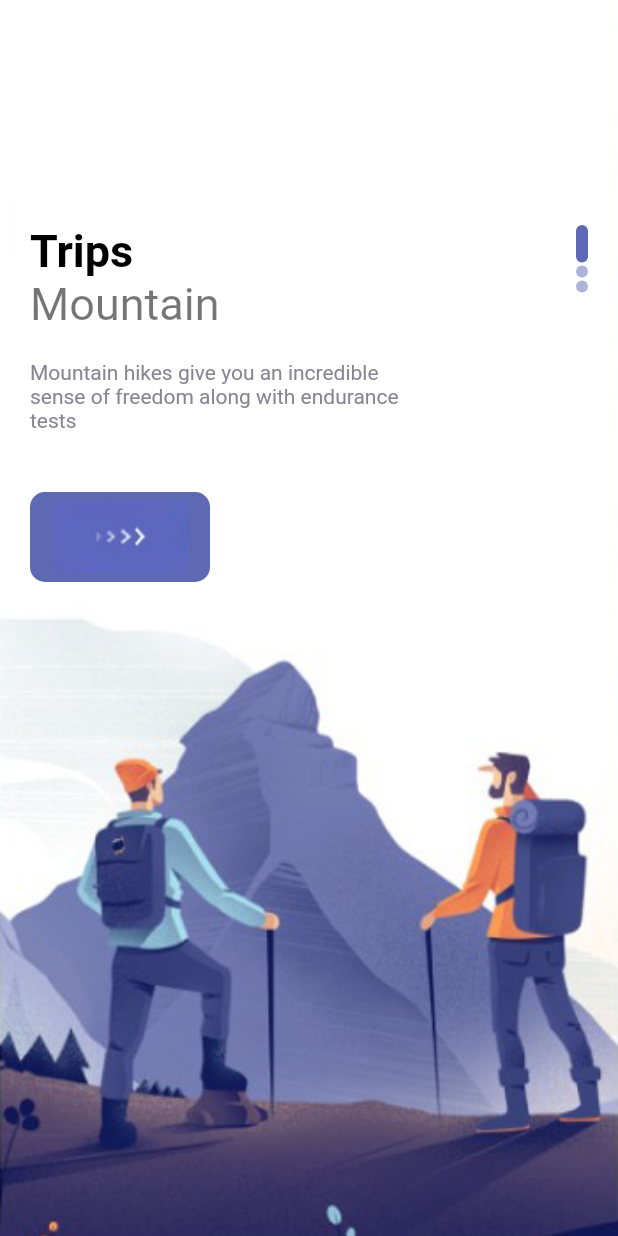
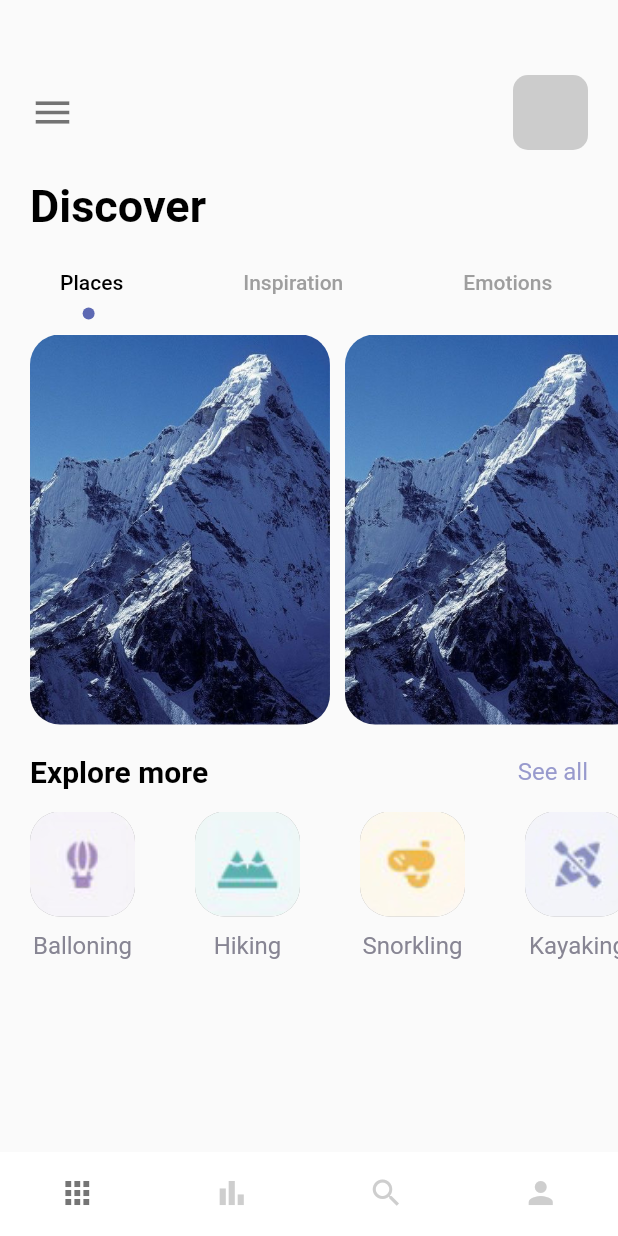
Before and after one commit to savagenur/flutter-travel-app, a Flutter app: the screen it shows after launch, on a phone screen of 412 x 824 dp. Run offline on Flutter 3.47's test engine with Material 2 defaults, Android fonts, the phone set to English and light mode, and no system bars.

Commit message:
Home Page Edited

```diff
--- a/lib/main.dart
+++ b/lib/main.dart
@@ -1,4 +1,5 @@
 import 'package:flutter/material.dart';
+import 'package:flutter_cubit/pages/navpages/main_page.dart';
 import 'package:flutter_cubit/pages/welcome_page.dart';
 
 void main() {
@@ -18,7 +19,7 @@ class MyApp extends StatelessWidget {
 
         primarySwatch: Colors.blue,
       ),
-      home: const WelcomePage()
+      home: const MainPage()
     );
   }
 }
--- /dev/null
+++ b/lib/pages/navpages/bar_item_page.dart
@@ -0,0 +1,14 @@
+import 'package:flutter/cupertino.dart';
+
+class BarItemPage extends StatelessWidget {
+  const BarItemPage({ Key? key }) : super(key: key);
+
+  @override
+  Widget build(BuildContext context) {
+    return Center(
+      child: Container(
+        child: const Text('Bar Item Page'),
+      ),
+    );
+  }
+}
--- /dev/null
+++ b/lib/pages/navpages/home_page.dart
@@ -0,0 +1,205 @@
+import 'package:flutter/cupertino.dart';
+import 'package:flutter/material.dart';
+import 'package:flutter/rendering.dart';
+import 'package:flutter_cubit/misc/colors.dart';
+import 'package:flutter_cubit/widgets/app_large_text.dart';
+import 'package:flutter_cubit/widgets/app_text.dart';
+
+class HomePage extends StatefulWidget {
+  const HomePage({Key? key}) : super(key: key);
+
+  @override
+  State<HomePage> createState() => _HomePageState();
+}
+
+class _HomePageState extends State<HomePage> with TickerProviderStateMixin {
+  var images = {
+    "balloning.png": "Balloning",
+    "hiking.png": "Hiking",
+    "snorkling.png": "Snorkling",
+    "kayaking.png": "Kayaking",
+  };
+  @override
+  Widget build(BuildContext context) {
+    TabController _tabController = TabController(length: 3, vsync: this);
+    return Scaffold(
+      body: Column(
+        crossAxisAlignment: CrossAxisAlignment.start,
+        children: [
+          // Menu text
+          Container(
+            padding: const EdgeInsets.only(top: 50, left: 20),
+            child: Row(
+              children: [
+                const Icon(
+                  Icons.menu,
+                  size: 30,
+                  color: Colors.black54,
+                ),
+                Expanded(child: Container()),
+                Container(
+                  margin: const EdgeInsets.only(right: 20),
+                  width: 50,
+                  height: 50,
+                  decoration: BoxDecoration(
+                    borderRadius: BorderRadius.circular(10),
+                    color: Colors.grey.withOpacity(0.5),
+                  ),
+                ),
+              ],
+            ),
+          ),
+          const SizedBox(
+            height: 20,
+          ),
+          // Discover text
+          Container(
+            margin: const EdgeInsets.only(left: 20),
+            child: AppLargeText(text: 'Discover'),
+          ),
+          const SizedBox(
+            height: 10,
+          ),
+          // Tab bar
+          Container(
+            child: Align(
+              alignment: Alignment.centerLeft,
+              // heightFactor: 2,
+              child: TabBar(
+                labelPadding: const EdgeInsets.only(left: 40, right: 40),
+                labelColor: Colors.black,
+                unselectedLabelColor: Colors.grey,
+                isScrollable: true,
+                indicatorSize: TabBarIndicatorSize.label,
+                indicator:
+                    CircleTabIndicator(color: AppColors.mainColor, radius: 4),
+                controller: _tabController,
+                tabs: const [
+                  Tab(
+                    text: "Places",
+                  ),
+                  Tab(
+                    text: "Inspiration",
+                  ),
+                  Tab(
+                    text: "Emotions",
+                  ),
+                ],
+              ),
+            ),
+          ),
+          Container(
+            height: 270,
+            padding: const EdgeInsets.only(left: 20),
+            width: double.maxFinite,
+            child: TabBarView(controller: _tabController, children: [
+              ListView.builder(
+                itemCount: 3,
+                scrollDirection: Axis.horizontal,
+                itemBuilder: (BuildContext context, int index) {
+                  return Container(
+                    margin: const EdgeInsets.only(right: 10, top: 10),
+                    height: 270,
+                    width: 200,
+                    decoration: BoxDecoration(
+                        borderRadius: BorderRadius.circular(20),
+                        color: Colors.white,
+                        image: const DecorationImage(
+                          image: AssetImage('img/mountain.jpeg'),
+                          fit: BoxFit.cover,
+                        )),
+                  );
+                },
+              ),
+              Text('There'),
+              Text('Bye'),
+            ]),
+          ),
+          const SizedBox(
+            height: 20,
+          ),
+          Container(
+            margin: const EdgeInsets.only(left: 20, right: 20),
+            child: Row(
+              mainAxisAlignment: MainAxisAlignment.spaceBetween,
+              children: [
+                AppLargeText(
+                  text: "Explore more",
+                  size: 20,
+                ),
+                AppText(
+                  text: "See all",
+                  color: AppColors.textColor1,
+                ),
+              ],
+            ),
+          ),
+          const SizedBox(height: 15),
+          Container(
+            width: double.maxFinite,
+            height: 100,
+            margin: const EdgeInsets.only(left: 20),
+            child: ListView.builder(
+                scrollDirection: Axis.horizontal,
+                itemCount: 4,
+                itemBuilder: ((context, index) {
+                  return Container(
+                    margin: const EdgeInsets.only(right: 40),
+                    child: Column(
+                      crossAxisAlignment: CrossAxisAlignment.center,
+                      children: [
+                        Container(
+                          height: 70,
+                          width: 70,
+                          // margin: const EdgeInsets.only(right: 40),
+                          decoration: BoxDecoration(
+                              borderRadius: BorderRadius.circular(20),
+                              color: Colors.grey,
+                              image: DecorationImage(
+                                  image: AssetImage("img/"+images.keys.elementAt(index)),
+                                  fit: BoxFit.cover)),
+                        ),
+                        SizedBox(height: 10,),
+                        Container(
+                          child: AppText(
+                            text: images.values.elementAt(index),
+                            color: AppColors.textColor2,
+                          ),
+                        )
+                      ],
+                    ),
+                  );
+                })),
+          )
+        ],
+      ),
+    );
+  }
+}
+
+class CircleTabIndicator extends Decoration {
+  final Color color;
+  double radius;
+  CircleTabIndicator({required this.color, required this.radius});
+  @override
+  BoxPainter createBoxPainter([VoidCallback? onChanged]) {
+    // TODO: implement createBoxPainter
+    return _CircularPainter(color: color, radius: radius);
+  }
+}
+
+class _CircularPainter extends BoxPainter {
+  final Color color;
+  double radius;
+  _CircularPainter({required this.color, required this.radius});
+  @override
+  void paint(Canvas canvas, Offset offset, ImageConfiguration configuration) {
+    Paint _paint = Paint();
+    _paint.color = color;
+    _paint.isAntiAlias = true;
+    final Offset circleOffset = Offset(
+        configuration.size!.width / 2 - radius / 2,
+        configuration.size!.height - radius);
+    canvas.drawCircle(offset + circleOffset, radius, _paint);
+  }
+}
--- /dev/null
+++ b/lib/pages/navpages/main_page.dart
@@ -0,0 +1,61 @@
+import 'package:flutter/cupertino.dart';
+import 'package:flutter/material.dart';
+import 'package:flutter_cubit/pages/navpages/bar_item_page.dart';
+import 'package:flutter_cubit/pages/navpages/home_page.dart';
+import 'package:flutter_cubit/pages/navpages/my_page.dart';
+import 'package:flutter_cubit/pages/navpages/search_page.dart';
+
+class MainPage extends StatefulWidget {
+  const MainPage({Key? key}) : super(key: key);
+
+  @override
+  State<MainPage> createState() => _MainPageState();
+}
+
+class _MainPageState extends State<MainPage> {
+  List pages = [
+    const HomePage(),
+    const BarItemPage(),
+    const SearchPage(),
+    const MyPage(),
+  ];
+
+  int currentIndex = 0;
+
+  void onTap(int index) {
+    setState(() {
+      currentIndex = index;
+    });
+  }
+
+  @override
+  Widget build(BuildContext context) {
+    return Scaffold(
+      backgroundColor: Colors.white,
+      body: pages[currentIndex],
+      bottomNavigationBar: BottomNavigationBar(
+        onTap: onTap,
+        selectedFontSize: 0,
+        unselectedFontSize: 0,
+        currentIndex: currentIndex,
+        type: BottomNavigationBarType.fixed,
+        backgroundColor: Colors.white,
+        selectedItemColor: Colors.black54,
+        unselectedItemColor: Colors.grey.withOpacity(0.5),
+        showUnselectedLabels: false,
+        showSelectedLabels: false,
+        elevation: 0,
+        items: [
+          const BottomNavigationBarItem(
+              label: 'Home', icon: Icon(Icons.apps)), //Home
+          const BottomNavigationBarItem(
+              label: 'Bar', icon: Icon(Icons.bar_chart_sharp)), //Bar
+          const BottomNavigationBarItem(
+              label: 'Search', icon: Icon(Icons.search)), //Search
+          const BottomNavigationBarItem(
+              label: 'My', icon: Icon(Icons.person)), //My
+        ],
+      ),
+    );
+  }
+}
--- /dev/null
+++ b/lib/pages/navpages/my_page.dart
@@ -0,0 +1,14 @@
+import 'package:flutter/cupertino.dart';
+
+class MyPage extends StatelessWidget {
+  const MyPage({ Key? key }) : super(key: key);
+
+  @override
+  Widget build(BuildContext context) {
+    return Center(
+      child: Container(
+        child: const Text('My Page'),
+      ),
+    );
+  }
+}
--- /dev/null
+++ b/lib/pages/navpages/search_page.dart
@@ -0,0 +1,14 @@
+import 'package:flutter/cupertino.dart';
+
+class SearchPage extends StatelessWidget {
+  const SearchPage({ Key? key }) : super(key: key);
+
+  @override
+  Widget build(BuildContext context) {
+    return Center(
+      child: Container(
+        child: const Text('Search Page'),
+      ),
+    );
+  }
+}
```
